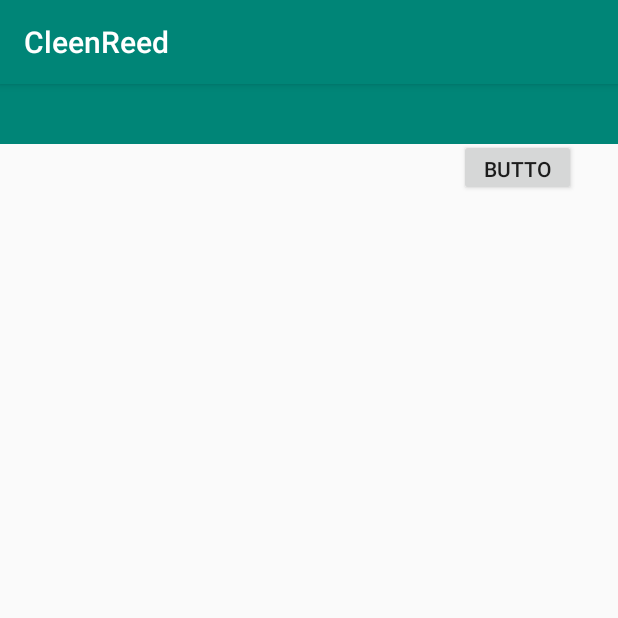
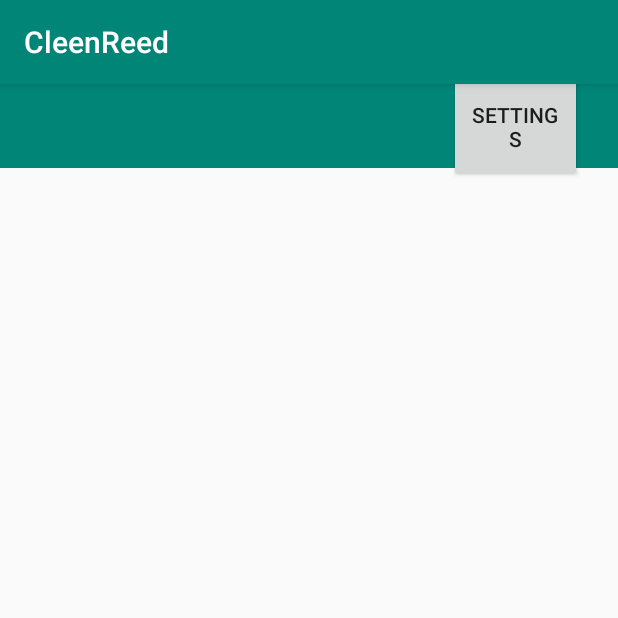
Before and after one commit to ilopez64/CleenReed, an Android app: the screen it shows after launch once a user with an empty profile is signed in (EmailsActivity), on a phone screen of 412 x 824 dp, the top half of it. Run offline under Robolectric (Android 15) with nearby library versions, the light colour scheme and no system bars; our stand-ins replace Firebase (no records; nobody signed in at launch, a user with empty details on screens opened directly); libraries missing offline, so code that uses them is left out: com.chaquo.python, com.google.api.client, com.google.api.services, javax.mail, javax.mail.internet; 7 statements that could not run were skipped.

Commit message:
added settings sign out function

```diff
--- a/app/src/main/java/com/team5/cleenreed/EmailsActivity.java
+++ b/app/src/main/java/com/team5/cleenreed/EmailsActivity.java
@@ -1,6 +1,7 @@
 package com.team5.cleenreed;
 
 import android.accounts.Account;
+import android.content.Intent;
 import android.os.AsyncTask;
 import android.support.v7.app.AppCompatActivity;
 import android.os.Bundle;
@@ -8,6 +9,8 @@ import android.support.v7.widget.LinearLayoutManager;
 import android.support.v7.widget.RecyclerView;
 import android.util.Base64;
 import android.util.Log;
+import android.view.View;
+import android.widget.Button;
 
 
 import java.io.ByteArrayInputStream;
@@ -44,6 +47,7 @@ import com.google.api.services.gmail.Gmail;
 import com.google.api.services.gmail.model.ListMessagesResponse;
 import com.google.api.services.gmail.model.Message;
 
+
 import javax.mail.MessagingException;
 import javax.mail.Session;
 import javax.mail.internet.MimeMessage;
@@ -51,6 +55,7 @@ import javax.mail.internet.MimeMessage;
 import static android.util.Base64.DEFAULT;
 
 public class EmailsActivity extends AppCompatActivity {
+    private Button settingsButton;
     private RecyclerView recyclerView;
     private RecyclerView.LayoutManager layoutManager;
     private List<String> list;
@@ -74,19 +79,20 @@ public class EmailsActivity extends AppCompatActivity {
     };
     private static final String TAG = "CleenReed";
 
-
     @Override
     protected void onCreate(Bundle savedInstanceState) {
         super.onCreate(savedInstanceState);
         setContentView(R.layout.activity_emails);
+        settingsButton = (Button) findViewById(R.id.settings_button);
 
         //Fetch Firebase User
         mAuth = FirebaseAuth.getInstance();
         mAuth.getCurrentUser();
 
-        // Get last Signed in Account From Main Activity Sign in
+        // Get last Signed in Google Account
         mAccount = GoogleSignIn.getLastSignedInAccount(getApplicationContext());
         email = mAccount.getEmail();
+        System.out.println(email);
 
         // Initialize credentials and service object.
         mCredential = GoogleAccountCredential.usingOAuth2(
@@ -119,6 +125,14 @@ public class EmailsActivity extends AppCompatActivity {
         PyObject txtR = py.getModule("txtR");
         txtR.callAttr("main");
         */
+
+        settingsButton.setOnClickListener(new View.OnClickListener() {
+            @Override
+            public void onClick(View v) {
+                Intent intent = new Intent(EmailsActivity.this,SettingsActivity.class);
+                startActivity(intent);
+            }
+        } );
     }
 
 
@@ -159,16 +173,16 @@ public class EmailsActivity extends AppCompatActivity {
         protected List<String> doInBackground(Void... params) {
             try {
                 messages = getDataFromAPI();
-                for (int i = 0; i < 10; i++){
+                for (int i = 0; i < messages.size(); i++){
                     Message message1 = getMessage(mService, userId, messages.get(i).getId());
-                    byte[] emailBytes = Base64.decode(message1.getPayload().getParts().get(0).getBody().getData().trim().toString(),DEFAULT);
-                    String body = new String(emailBytes,"UTF-8");
+                    //byte[] emailBytes = Base64.decode(message1.getPayload().getParts().get(0).getBody().getData().trim(),DEFAULT);
+                    //String body = new String(emailBytes,"UTF-8");
                     //Properties props = new Properties();
                     //Session session = Session.getDefaultInstance(props, null);
 
                     //MimeMessage email = new MimeMessage(session, new ByteArrayInputStream(emailBytes));
                     //mimeMessages.add(email);
-                    System.out.println(body);
+                    //System.out.println(body);
                     res.add(message1.getSnippet());
                 }
 
--- a/app/src/main/java/com/team5/cleenreed/MainActivity.java
+++ b/app/src/main/java/com/team5/cleenreed/MainActivity.java
@@ -1,5 +1,7 @@
 package com.team5.cleenreed;
 
+import android.app.Activity;
+import android.content.Context;
 import android.content.Intent;
 import android.net.Uri;
 import android.support.annotation.NonNull;
@@ -36,10 +38,11 @@ import com.chaquo.python.Python;
 import com.chaquo.python.android.AndroidPlatform;
 
 public class MainActivity extends AppCompatActivity {
+    private static Context context;
     private SignInButton signInButton;
-    private Button signOutButton;
     private TextView text;
     private FirebaseAuth mAuth;
+    private FirebaseAuth.AuthStateListener mAuthListener;
     private int RC_SIGN_IN = 1;
     private String TAG = "mainActivity";
     private GoogleSignInOptions gso;
@@ -51,15 +54,14 @@ public class MainActivity extends AppCompatActivity {
         super.onCreate(savedInstanceState);
         setContentView(R.layout.activity_main);
 
+        context = this;
+
         // Set text vars to text fields & sign in button
         signInButton = (SignInButton) findViewById(R.id.sign_in_button);
-        signOutButton = (Button) findViewById(R.id.sign_out_button);
         text = (TextView) findViewById(R.id.textView);
 
-        // Get shared instance of FirebaseAuth object
         mAuth = FirebaseAuth.getInstance();
-        FirebaseDatabase db = FirebaseDatabase.getInstance();
-        DatabaseReference myRef = db.getReference("/");
+
 
         // Configure Google Sign In
         GoogleSignInOptions gso = new GoogleSignInOptions.Builder(GoogleSignInOptions.DEFAULT_SIGN_IN)
@@ -80,14 +82,6 @@ public class MainActivity extends AppCompatActivity {
             }
         } );
 
-        signOutButton.setOnClickListener(new View.OnClickListener() {
-            @Override
-            public void onClick(View v) {
-                FirebaseAuth.getInstance().signOut();
-                signOutButton.setVisibility(View.GONE);
-            }
-        });
-
     }
 
     private void signIn() {
@@ -104,8 +98,13 @@ public class MainActivity extends AppCompatActivity {
             Intent intent = new Intent(this,EmailsActivity.class);
             startActivity(intent);
         } else{
+            // Get shared instance of FirebaseAuth object
+            mAuth = FirebaseAuth.getInstance();
+            FirebaseDatabase db = FirebaseDatabase.getInstance();
+            DatabaseReference myRef = db.getReference("/");
+
             updateUI(currentUser);
-            signOutButton.setVisibility(View.GONE);
+
         }
     }
 
@@ -150,6 +149,7 @@ public class MainActivity extends AppCompatActivity {
 
     private void updateUI(FirebaseUser user){
         GoogleSignInAccount acct = GoogleSignIn.getLastSignedInAccount(getApplicationContext());
+
         if (acct != null) {
             String personName = acct.getDisplayName();
             String personGivenName = acct.getGivenName();
--- a/app/src/main/res/layout/activity_emails.xml
+++ b/app/src/main/res/layout/activity_emails.xml
@@ -10,35 +10,36 @@
     <android.support.v7.widget.RecyclerView
         android:id="@+id/recyclerview"
         android:layout_width="match_parent"
-        android:layout_height="691dp"
+        android:layout_height="676dp"
 
         android:layout_alignTop="@+id/toolbar2"
-        android:layout_marginTop="40dp"
+        android:layout_marginTop="55dp"
         android:scrollbars="vertical" />
 
     <android.support.v7.widget.Toolbar
         android:id="@+id/toolbar2"
         android:layout_width="match_parent"
-        android:layout_height="40dp"
+        android:layout_height="wrap_content"
         android:background="?attr/colorPrimary"
         android:minHeight="?attr/actionBarSize"
         android:theme="?attr/actionBarTheme" />
 
     <Button
-        android:id="@+id/button"
-        android:layout_width="77dp"
-        android:layout_height="38dp"
+        android:id="@+id/settings_button"
+        android:layout_width="88dp"
+        android:layout_height="wrap_content"
         android:layout_alignStart="@+id/toolbar2"
         android:layout_alignLeft="@+id/toolbar2"
         android:layout_alignEnd="@+id/toolbar2"
         android:layout_alignRight="@+id/toolbar2"
+        android:layout_alignParentTop="true"
         android:layout_alignParentBottom="true"
-        android:layout_marginStart="306dp"
-        android:layout_marginLeft="306dp"
-        android:layout_marginTop="0dp"
-        android:layout_marginEnd="28dp"
-        android:layout_marginRight="28dp"
-        android:layout_marginBottom="693dp"
-        android:text="Button" />
+        android:layout_marginStart="299dp"
+        android:layout_marginLeft="299dp"
+        android:layout_marginTop="-9dp"
+        android:layout_marginEnd="24dp"
+        android:layout_marginRight="24dp"
+        android:layout_marginBottom="702dp"
+        android:text="Settings" />
 
 </RelativeLayout>
--- a/app/src/main/res/layout/activity_main.xml
+++ b/app/src/main/res/layout/activity_main.xml
@@ -48,7 +48,7 @@
         android:layout_marginEnd="8dp"
         android:layout_marginRight="8dp"
         android:layout_marginBottom="8dp"
-        android:text="CLNRD will help your daily life by summarizing all of your emails, so you have more time to work on your life"
+        android:text="CleenReed will help your daily life by summarizing all of your emails, so you have more time to work on your life"
         app:layout_constraintBottom_toTopOf="@+id/sign_in_button"
         app:layout_constraintEnd_toEndOf="parent"
         app:layout_constraintStart_toStartOf="parent"
```
Also changed, not shown: app/src/main/java/com/team5/cleenreed/SettingsActivity.java (+50 -4 lines), app/src/main/res/layout/activity_settings.xml (+57 -0 lines), 1 other file.
